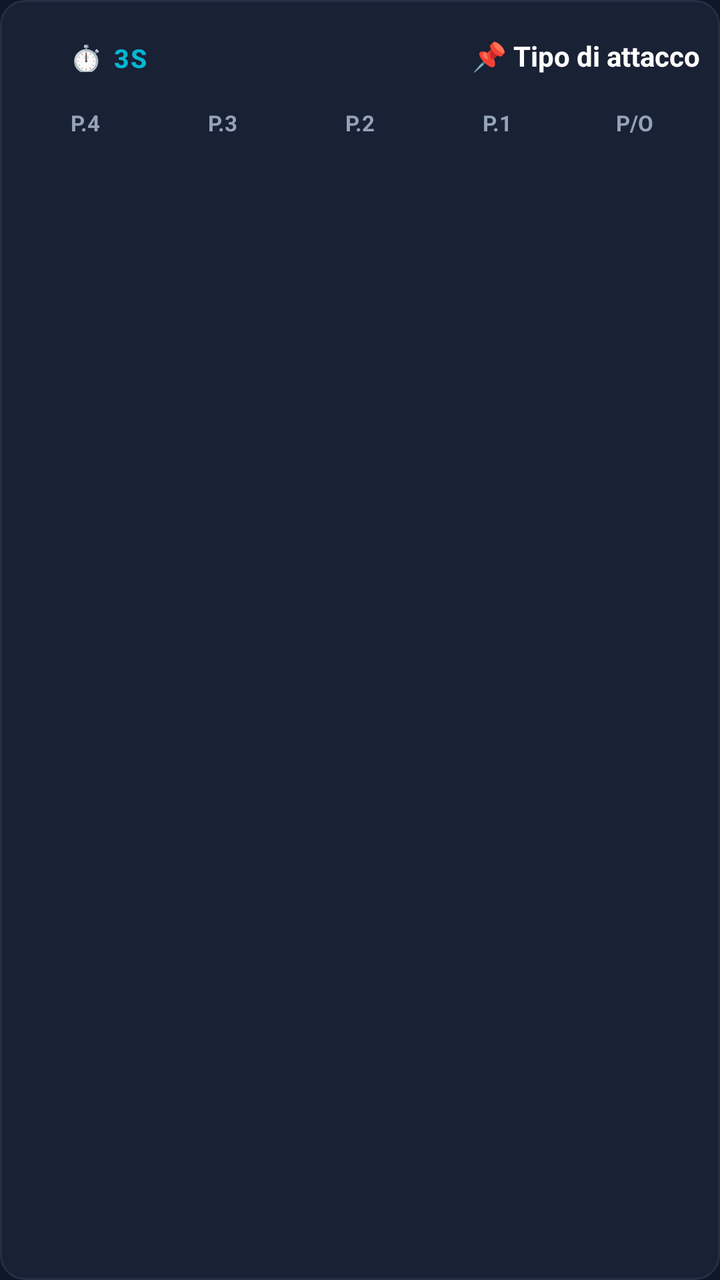
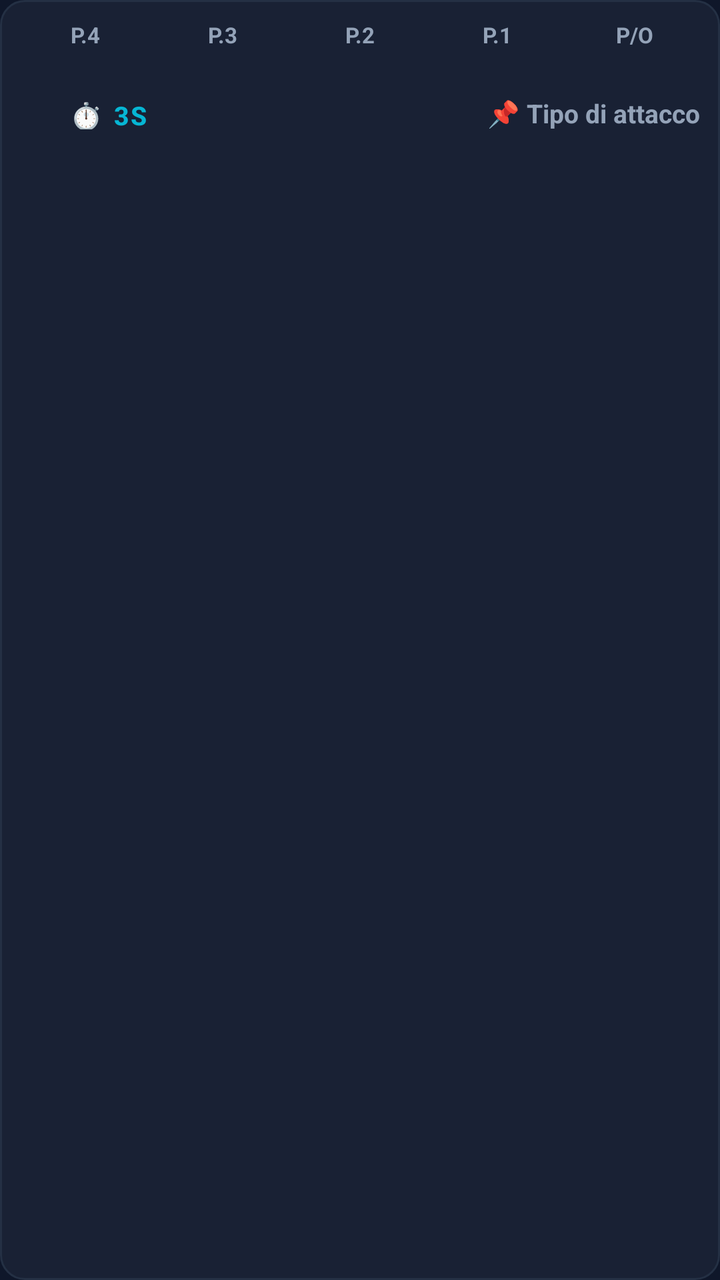

Before-and-after screenshots of an Android layout around one commit, followed by the original layout XML and the change that was made.
<!-- AndroidManifest.xml: application theme Theme.VideoDelay -->
<!-- res/layout/fragment_attack_type.xml -->
<?xml version="1.0" encoding="utf-8"?>
<androidx.core.widget.NestedScrollView xmlns:android="http://schemas.android.com/apk/res/android"
    xmlns:app="http://schemas.android.com/apk/res-auto"
    android:layout_width="match_parent"
    android:layout_height="wrap_content"
    android:background="@drawable/bg_popup_card">

    <LinearLayout
        android:layout_width="match_parent"
        android:layout_height="wrap_content"
        android:orientation="vertical"
        android:padding="10dp">

        
        <LinearLayout
            android:layout_width="match_parent"
            android:layout_height="wrap_content"
            android:orientation="horizontal"
            android:gravity="center_vertical"
            android:layout_marginBottom="8dp">

            <Button
                android:id="@+id/btn_attack_duration"
                style="@style/Widget.MaterialComponents.Button.TextButton"
                android:layout_width="wrap_content"
                android:layout_height="36dp"
                android:text="⏱️ 3s"
                android:textColor="@color/accent_blue"
                android:textSize="13sp"
                android:textStyle="bold"
                android:background="@drawable/btn_icon_bg"
                android:paddingHorizontal="10dp"
                android:contentDescription="Cambia durata clip" />

            <TextView
                android:layout_width="0dp"
                android:layout_height="wrap_content"
                android:layout_weight="1"
                android:gravity="end"
                android:text="📌 Tipo di attacco"
                android:textColor="@color/text_primary"
                android:textSize="14sp"
                android:textStyle="bold" />

        </LinearLayout>

        
        <LinearLayout
            android:layout_width="match_parent"
            android:layout_height="wrap_content"
            android:orientation="horizontal">

            
            <LinearLayout
                android:layout_width="0dp"
                android:layout_height="wrap_content"
                android:layout_weight="1"
                android:layout_marginEnd="2dp"
                android:orientation="vertical">

                <TextView
                    android:id="@+id/tv_col_posto4_header"
                    style="@style/AttackColumnHeader"
                    android:text="P.4" />

                <LinearLayout
                    android:id="@+id/layout_col_posto4"
                    android:layout_width="match_parent"
                    android:layout_height="wrap_content"
                    android:orientation="vertical" />

            </LinearLayout>

            
            <LinearLayout
                android:layout_width="0dp"
                android:layout_height="wrap_content"
                android:layout_weight="1"
                android:layout_marginHorizontal="2dp"
                android:orientation="vertical">

                <TextView
                    android:id="@+id/tv_col_posto3_header"
                    style="@style/AttackColumnHeader"
                    android:text="P.3" />

                <LinearLayout
                    android:id="@+id/layout_col_posto3"
                    android:layout_width="match_parent"
                    android:layout_height="wrap_content"
                    android:orientation="vertical" />

            </LinearLayout>

            
            <LinearLayout
                android:layout_width="0dp"
                android:layout_height="wrap_content"
                android:layout_weight="1"
                android:layout_marginHorizontal="2dp"
                android:orientation="vertical">

                <TextView
                    android:id="@+id/tv_col_posto2_header"
                    style="@style/AttackColumnHeader"
                    android:text="P.2" />

                <LinearLayout
                    android:id="@+id/layout_col_posto2"
                    android:layout_width="match_parent"
                    android:layout_height="wrap_content"
                    android:orientation="vertical" />

            </LinearLayout>

            
            <LinearLayout
                android:layout_width="0dp"
                android:layout_height="wrap_content"
                android:layout_weight="1"
                android:layout_marginHorizontal="2dp"
                android:orientation="vertical">

                <TextView
                    android:id="@+id/tv_col_posto1_header"
                    style="@style/AttackColumnHeader"
                    android:text="P.1" />

                <LinearLayout
                    android:id="@+id/layout_col_posto1"
                    android:layout_width="match_parent"
                    android:layout_height="wrap_content"
                    android:orientation="vertical" />

            </LinearLayout>

            
            <LinearLayout
                android:layout_width="0dp"
                android:layout_height="wrap_content"
                android:layout_weight="1"
                android:layout_marginStart="2dp"
                android:orientation="vertical">

                <TextView
                    android:id="@+id/tv_col_seconda_linea_header"
                    style="@style/AttackColumnHeader"
                    android:text="P/O" />

                <LinearLayout
                    android:id="@+id/layout_col_seconda_linea"
                    android:layout_width="match_parent"
                    android:layout_height="wrap_content"
                    android:orientation="vertical" />

            </LinearLayout>

        </LinearLayout>

    </LinearLayout>

</androidx.core.widget.NestedScrollView>
<!-- resources referenced by this layout -->
<resources>
  <color name="accent_blue">#06B6D4</color>
  <color name="text_primary">#FFFFFF</color>
  <!-- drawable bg_popup_card (drawable) -->
  <?xml version="1.0" encoding="utf-8"?>
  <shape xmlns:android="http://schemas.android.com/apk/res/android">
      <solid android:color="@color/bg_surface" />
      <stroke android:width="1dp" android:color="@color/bg_surface_variant" />
      <corners android:radius="12dp" />
  </shape>
  <!-- drawable btn_icon_bg (drawable) -->
  <?xml version="1.0" encoding="utf-8"?>
  <shape xmlns:android="http://schemas.android.com/apk/res/android"
      android:shape="rectangle">
      <corners android:radius="8dp" />
      <solid android:color="#442C2C2C" />
      <stroke
          android:width="1dp"
          android:color="#663C3C3C" />
  </shape>
  <style name="AttackColumnHeader">
          <item name="android:layout_width">match_parent</item>
          <item name="android:layout_height">wrap_content</item>
          <item name="android:layout_marginBottom">4dp</item>
          <item name="android:gravity">center</item>
          <item name="android:textColor">@color/text_secondary</item>
          <item name="android:textSize">11sp</item>
          <item name="android:textStyle">bold</item>
      </style>
  <style name="Theme.VideoDelay" parent="Theme.MaterialComponents.DayNight.NoActionBar">
          <item name="colorPrimary">@color/colorPrimary</item>
          <item name="colorPrimaryVariant">@color/colorPrimaryVariant</item>
          <item name="colorOnPrimary">@color/colorOnPrimary</item>
          <item name="colorSecondary">@color/colorSecondary</item>
          <item name="colorOnSecondary">@color/colorOnSecondary</item>
          <item name="colorSurface">@color/colorSurface</item>
          <item name="colorOnSurface">@color/colorOnSurface</item>
          <item name="android:colorBackground">@color/colorBackground</item>
          <item name="colorError">@color/colorError</item>
          <item name="android:statusBarColor">@color/bg_primary</item>
          <item name="android:navigationBarColor">@color/bg_primary</item>
          <item name="android:windowLayoutInDisplayCutoutMode" tools:targetApi="o_mr1">shortEdges</item>
      </style>
  <color name="bg_surface">#192134</color>
  <color name="bg_surface_variant">#243044</color>
  <color name="text_secondary">#94A3B8</color>
  <color name="colorPrimary">#06B6D4</color>
  <color name="colorPrimaryVariant">#0891B2</color>
  <color name="colorOnPrimary">#000000</color>
  <color name="colorSecondary">#0EA5E9</color>
  <color name="colorOnSecondary">#FFFFFF</color>
  <color name="colorSurface">#192134</color>
  <color name="colorOnSurface">#FFFFFF</color>
  <color name="colorBackground">#0F172A</color>
  <color name="colorError">#EF4444</color>
  <color name="bg_primary">#0F172A</color>
</resources>

<!-- the commit's change to res/layout/fragment_attack_type.xml (unified diff, before → after) -->
@@ -16,39 +16,7 @@
             android:layout_width="match_parent"
             android:layout_height="wrap_content"
             android:orientation="horizontal"
-            android:gravity="center_vertical"
             android:layout_marginBottom="8dp">
-
-            <Button
-                android:id="@+id/btn_attack_duration"
-                style="@style/Widget.MaterialComponents.Button.TextButton"
-                android:layout_width="wrap_content"
-                android:layout_height="36dp"
-                android:text="⏱️ 3s"
-                android:textColor="@color/accent_blue"
-                android:textSize="13sp"
-                android:textStyle="bold"
-                android:background="@drawable/btn_icon_bg"
-                android:paddingHorizontal="10dp"
-                android:contentDescription="Cambia durata clip" />
-
-            <TextView
-                android:layout_width="0dp"
-                android:layout_height="wrap_content"
-                android:layout_weight="1"
-                android:gravity="end"
-                android:text="📌 Tipo di attacco"
-                android:textColor="@color/text_primary"
-                android:textSize="14sp"
-                android:textStyle="bold" />
-
-        </LinearLayout>
-
-        
-        <LinearLayout
-            android:layout_width="match_parent"
-            android:layout_height="wrap_content"
-            android:orientation="horizontal">
 
             
             <LinearLayout
@@ -157,6 +125,39 @@
 
         </LinearLayout>
 
+        
+        <LinearLayout
+            android:layout_width="match_parent"
+            android:layout_height="wrap_content"
+            android:orientation="horizontal"
+            android:gravity="center_vertical"
+            android:paddingTop="2dp">
+
+            <Button
+                android:id="@+id/btn_attack_duration"
+                style="@style/Widget.MaterialComponents.Button.TextButton"
+                android:layout_width="wrap_content"
+                android:layout_height="36dp"
+                android:text="⏱️ 3s"
+                android:textColor="@color/accent_blue"
+                android:textSize="13sp"
+                android:textStyle="bold"
+                android:background="@drawable/btn_icon_bg"
+                android:paddingHorizontal="10dp"
+                android:contentDescription="Cambia durata clip" />
+
+            <TextView
+                android:layout_width="0dp"
+                android:layout_height="wrap_content"
+                android:layout_weight="1"
+                android:gravity="end"
+                android:text="📌 Tipo di attacco"
+                android:textColor="@color/text_secondary"
+                android:textSize="13sp"
+                android:textStyle="bold" />
+
+        </LinearLayout>
+
     </LinearLayout>
 
 </androidx.core.widget.NestedScrollView>
<!-- resource entries referenced after the edit -->
@@ -1,7 +1,6 @@
 <!-- resources referenced by this layout -->
 <resources>
   <color name="accent_blue">#06B6D4</color>
-  <color name="text_primary">#FFFFFF</color>
   <!-- drawable bg_popup_card (drawable) -->
   <?xml version="1.0" encoding="utf-8"?>
   <shape xmlns:android="http://schemas.android.com/apk/res/android">
